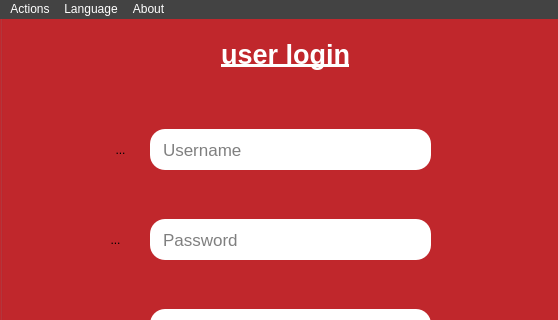
TadeoBennett/InsuranceProgram2, file InsuranceProgram2/login.ui: the form before one commit; both pictures show x 0 to 558 and y 0 to 320 of the 558 by 463 pixel window.
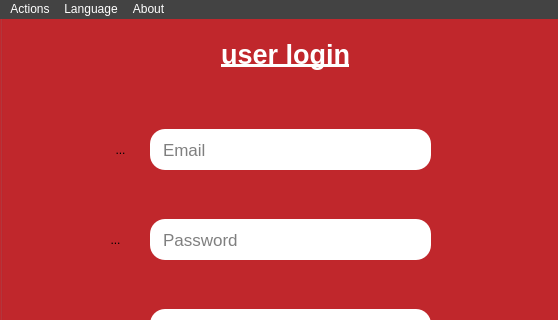
The form after the commit. Icons and pictures are not drawn.

Commit message: added queries to login and create desk account

The edit to the form file:
```diff
--- a/InsuranceProgram2/login.ui
+++ b/InsuranceProgram2/login.ui
@@ -12,14 +12,14 @@
   </property>
   <property name="minimumSize">
    <size>
-    <width>527</width>
-    <height>433</height>
+    <width>558</width>
+    <height>463</height>
    </size>
   </property>
   <property name="maximumSize">
    <size>
-    <width>800</width>
-    <height>800</height>
+    <width>558</width>
+    <height>463</height>
    </size>
   </property>
   <property name="font">
@@ -80,6 +80,10 @@
 background-color:  #404040;
 }
 
+QMessageBox::QPushButton{
+padding: 15px;
+}
+
 
 </string>
   </property>
@@ -120,7 +124,7 @@
       <string notr="true"/>
      </property>
      <property name="placeholderText">
-      <string>Username</string>
+      <string>Email</string>
      </property>
     </widget>
     <widget class="QLineEdit" name="passwordInput">
```
Left out of the diff: 4 changed lines with no effect on the pictures. The commit also changes 11 other files.
